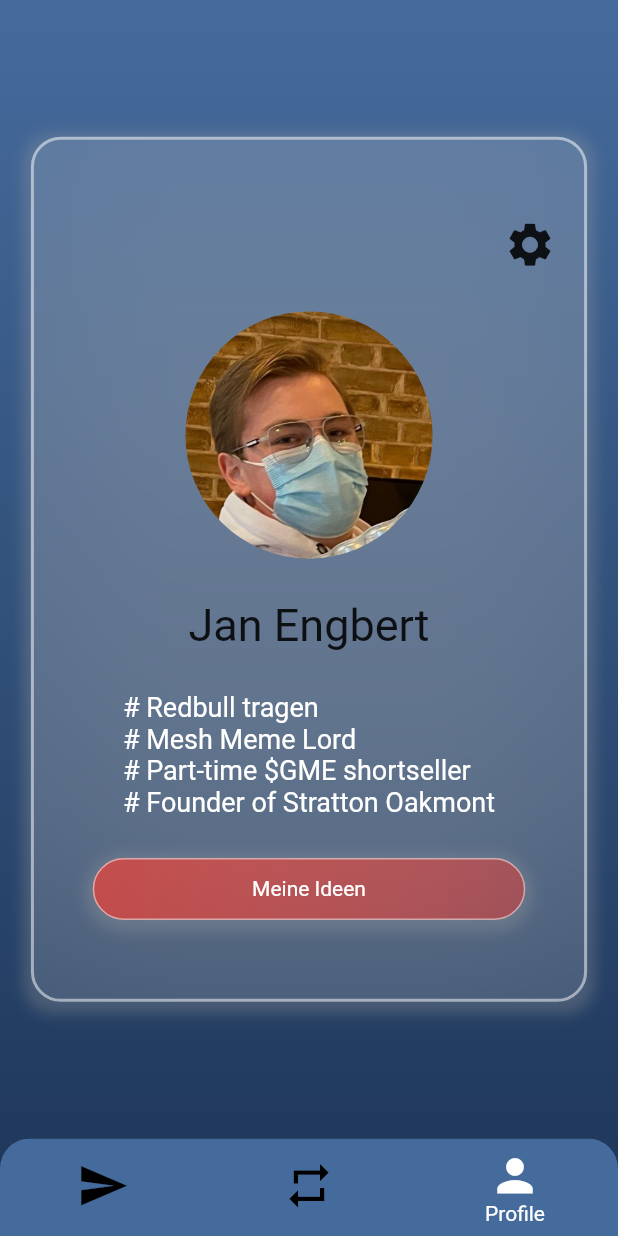
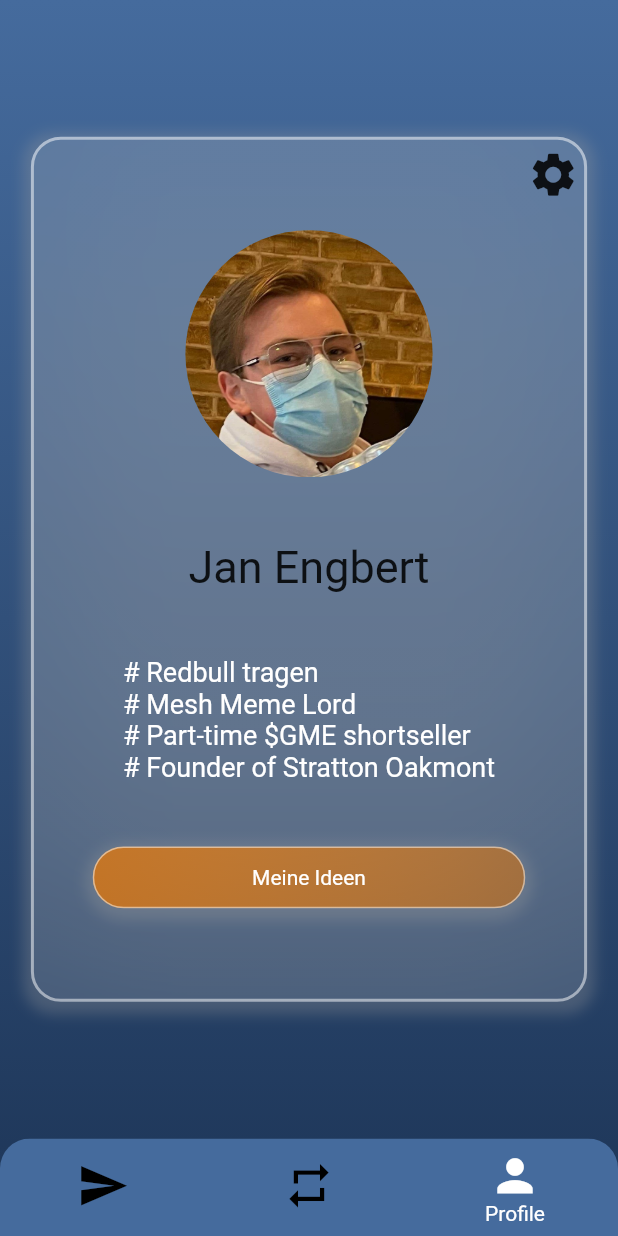
Before and after one commit to sven-jung/mesh-hackathon-s08, a Flutter app: the Frame screen opened directly, swiped to page 3, on a phone screen of 412 x 824 dp. Run offline on Flutter 3.47's test engine with Material 2 defaults, Android fonts, the phone set to English and light mode, and no system bars; drawn by our look-alikes of glassmorphism; our stand-ins replace flutter_tindercard; missing offline and left inert: dash_chat.

Commit message:
more design layout stuff

```diff
--- a/mesh_app_social/lib/profile/profile_view.dart
+++ b/mesh_app_social/lib/profile/profile_view.dart
@@ -99,7 +99,10 @@ class _ProfileViewState extends State<ProfileView> {
             ],
           ),
           borderRadius: borderRadius,
-          child: Center(
+          child: Stack(
+            alignment: Alignment.topRight,
+            children: [
+              Center(
                 child: Container(
                   width: MediaQuery.of(context).size.width * 0.8,
                   height: MediaQuery.of(context).size.height * 0.6,
@@ -107,15 +110,6 @@ class _ProfileViewState extends State<ProfileView> {
                     mainAxisAlignment: MainAxisAlignment.spaceAround,
                     crossAxisAlignment: CrossAxisAlignment.center,
                     children: [
-                  Row(
-                    mainAxisAlignment: MainAxisAlignment.end,
-                    children: [
-                      Icon(
-                        Icons.settings,
-                        size: 35,
-                      )
-                    ],
-                  ),
                       ClipRRect(
                         borderRadius: BorderRadius.circular(30071999),
                         child: Image.asset(
@@ -133,12 +127,21 @@ class _ProfileViewState extends State<ProfileView> {
                         style: TextStyle(color: Colors.white, fontSize: 18),
                       ),
                       _getButton(text: "Meine Ideen", fn: () {}, colors: [
-                    Colors.red.withOpacity(0.7),
-                    Colors.red.withOpacity(0.5)
+                        Colors.orange[700].withOpacity(0.7),
+                        Colors.orange[700].withOpacity(0.5)
                       ]),
                     ],
                   ),
                 ),
+              ),
+              IconButton(
+                icon: Icon(
+                  Icons.settings,
+                  size: 35,
+                ),
+                onPressed: () {},
+              ),
+            ],
           ),
         ),
       ),
--- a/mesh_app_social/pubspec.yaml
+++ b/mesh_app_social/pubspec.yaml
@@ -43,6 +43,8 @@ dependencies:
 
   url_launcher: ^5.7.10
 
+  dash_chat: ^1.1.15
+
 dev_dependencies:
   flutter_test:
     sdk: flutter
@@ -64,6 +66,8 @@ flutter:
     - assets/huk.png
     - assets/mesh.png
     - assets/jan.jpg
+    - assets/elon_musk.jpg
+    - assets/jan_mesh_red_bull.jpg
 
   # An image asset can refer to one or more resolution-specific "variants", see
   # https://flutter.dev/assets-and-images/#resolution-aware.
```
Also changed, not shown: mesh_app_social/lib/chat/chat_view.dart (+99 -4 lines), mesh_app_social/lib/chat/in_chat.dart (+46 -1 lines), mesh_app_social/assets/elon_musk.jpg (added), mesh_app_social/assets/jan_mesh_red_bull.jpg (added), mesh_app_social/pubspec.lock, 4 other files. Lines whose indentation alone changed are shown as unchanged.
